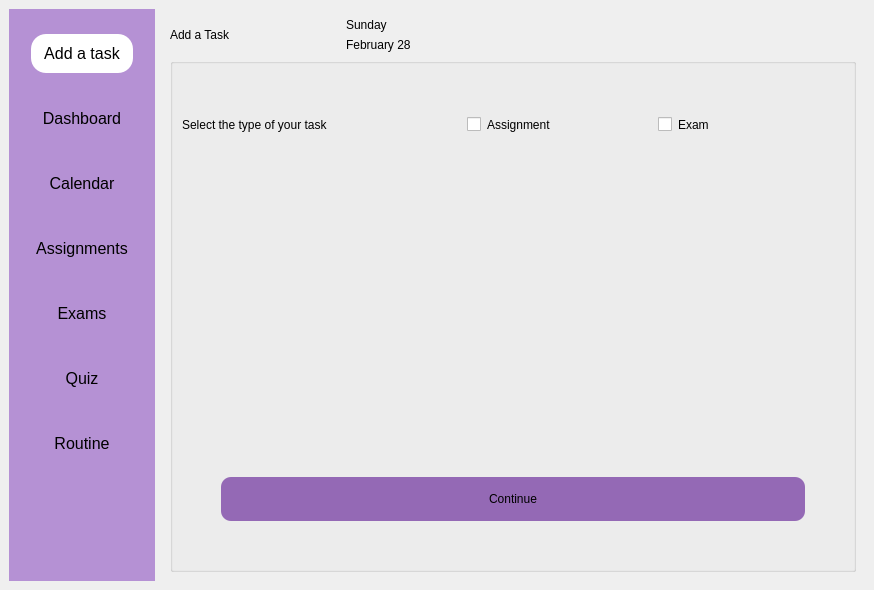
This is mainwindow.ui in aveens13/KU-Planner as Qt 5 draws it before an edit. The edited form follows.
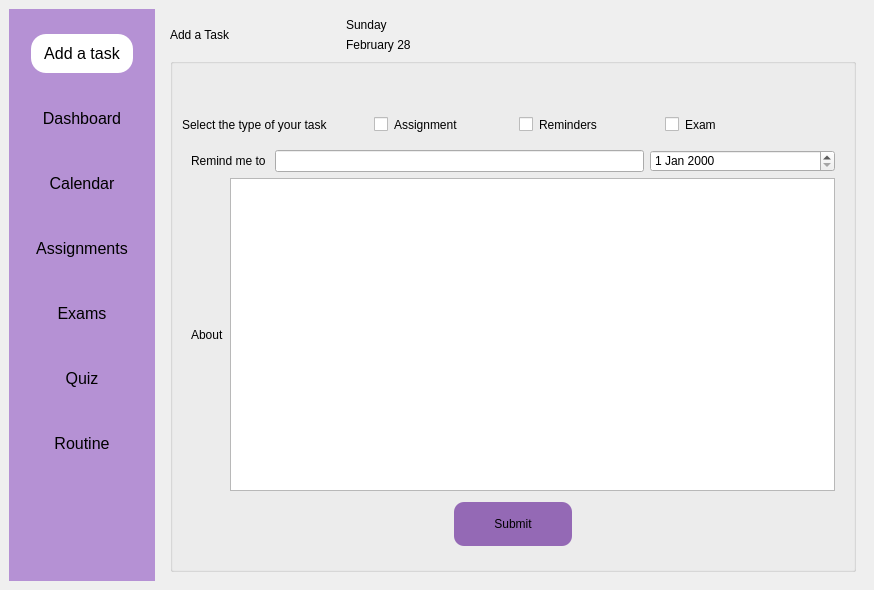
This is the edited form. The open tabs and pages were chosen to show the change. Icons and pictures are not drawn.

```diff
--- a/mainwindow.ui
+++ b/mainwindow.ui
@@ -303,7 +303,7 @@
                 </spacer>
                </item>
                <item>
-                <layout class="QHBoxLayout" name="horizontalLayout_9" stretch="2,1,2,2">
+                <layout class="QHBoxLayout" name="horizontalLayout_9" stretch="2,0,2,2,2,0">
                  <item>
                   <widget class="QLabel" name="label_20">
                    <property name="styleSheet">
@@ -343,10 +343,30 @@
                     <string notr="true">font: 350 10pt &quot;Bahnschrift SemiLight SemiConde&quot;;</string>
                    </property>
                    <property name="text">
+                    <string>Reminders</string>
+                   </property>
+                  </widget>
+                 </item>
+                 <item>
+                  <widget class="QCheckBox" name="checkBox_3">
+                   <property name="text">
                     <string>Exam</string>
                    </property>
                   </widget>
                  </item>
+                 <item>
+                  <spacer name="horizontalSpacer_4">
+                   <property name="orientation">
+                    <enum>Qt::Horizontal</enum>
+                   </property>
+                   <property name="sizeHint" stdset="0">
+                    <size>
+                     <width>40</width>
+                     <height>20</height>
+                    </size>
+                   </property>
+                  </spacer>
+                 </item>
                 </layout>
                </item>
                <item>
@@ -481,8 +501,116 @@
                      </item>
                     </layout>
                    </widget>
+                   <widget class="QWidget" name="forReminders">
+                    <layout class="QVBoxLayout" name="verticalLayout_32" stretch="1,2,1">
+                     <item>
+                      <layout class="QHBoxLayout" name="horizontalLayout_14" stretch="0,2,1">
+                       <item>
+                        <widget class="QLabel" name="label_24">
+                         <property name="text">
+                          <string>Remind me to </string>
+                         </property>
+                        </widget>
+                       </item>
+                       <item>
+                        <widget class="QLineEdit" name="lineEdit_3">
+                         <property name="styleSheet">
+                          <string notr="true">border:2px solid rgb(181, 145, 212);
+padding: 0 8px;
+margin:20px;
+font-size: 16px;
+border-radius: 10px;
+focus {
+background-color:rgb(192, 192, 255);}</string>
+                         </property>
+                        </widget>
+                       </item>
+                       <item>
+                        <widget class="QDateEdit" name="dateEdit">
+                         <property name="styleSheet">
+                          <string notr="true">border: 2px solid rgb(181, 145, 212);
+padding: 0 8px;
+margin:20px;
+font-size: 14px;
+border-radius: 10px;
+focus {
+background-color:rgb(192, 192, 255);}</string>
+                         </property>
+                        </widget>
+                       </item>
+                      </layout>
+                     </item>
+                     <item>
+                      <layout class="QHBoxLayout" name="horizontalLayout_15">
+                       <item>
+                        <widget class="QLabel" name="label_25">
+                         <property name="text">
+                          <string>About</string>
+                         </property>
+                        </widget>
+                       </item>
+                       <item>
+                        <widget class="QTextEdit" name="textEdit">
+                         <property name="styleSheet">
+                          <string notr="true">border:2px solid rgb(181, 145, 212);
+padding: 0 8px;
+margin:20px;
+font-size: 16px;
+border-radius: 10px;
+focus {
+background-color:rgb(192, 192, 255);}</string>
+                         </property>
+                        </widget>
+                       </item>
+                      </layout>
+                     </item>
+                     <item>
+                      <layout class="QHBoxLayout" name="horizontalLayout_16" stretch="2,1,2">
+                       <item>
+                        <spacer name="horizontalSpacer_5">
+                         <property name="orientation">
+                          <enum>Qt::Horizontal</enum>
+                         </property>
+                         <property name="sizeHint" stdset="0">
+                          <size>
+                           <width>40</width>
+                           <height>20</height>
+                          </size>
+                         </property>
+                        </spacer>
+                       </item>
+                       <item>
+                        <widget class="QPushButton" name="reminders_submit">
+                         <property name="styleSheet">
+                          <string notr="true">border-radius:10px;
+padding:15px;
+margin:5px;
+font: 350 11pt &quot;Bahnschrift SemiLight SemiConde&quot;;</string>
+                         </property>
+                         <property name="text">
+                          <string>Submit</string>
+                         </property>
+                        </widget>
+                       </item>
+                       <item>
+                        <spacer name="horizontalSpacer_6">
+                         <property name="orientation">
+                          <enum>Qt::Horizontal</enum>
+                         </property>
+                         <property name="sizeHint" stdset="0">
+                          <size>
+                           <width>40</width>
+                           <height>20</height>
+                          </size>
+                         </property>
+                        </spacer>
+                       </item>
+                      </layout>
+                     </item>
+                    </layout>
+                   </widget>
                    <widget class="QWidget" name="forExam">
-                    <layout class="QVBoxLayout" name="verticalLayout_32">
+                    <layout class="QVBoxLayout" name="verticalLayout_17">
                      <item>
                       <widget class="QPushButton" name="pushButton_5">
                        <property name="text">
```
Left out of the diff: 92 changed lines with no effect on the pictures.
